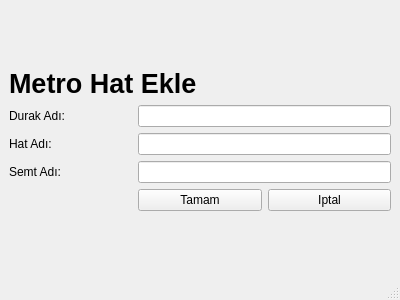
Qt form Uygulama/hateklemetro.ui (ergenekonyigit/heysem) before a commit.
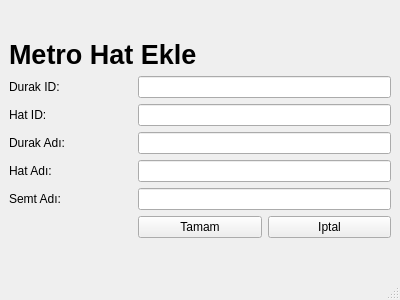
The same form after that commit.

The edit to the form file:
```diff
--- a/Uygulama/hateklemetro.ui
+++ b/Uygulama/hateklemetro.ui
@@ -30,50 +30,29 @@
     </item>
     <item row="1" column="0">
      <layout class="QGridLayout" name="gridLayout">
-      <item row="1" column="0">
-       <widget class="QLabel" name="lblDurakAdi">
-        <property name="text">
-         <string>Durak Adı: </string>
-        </property>
-       </widget>
-      </item>
-      <item row="1" column="1" colspan="2">
-       <widget class="QLineEdit" name="edtDurakAdi"/>
-      </item>
-      <item row="2" column="0">
-       <widget class="QLabel" name="lblHatAdi">
-        <property name="text">
-         <string>Hat Adı: </string>
-        </property>
-       </widget>
-      </item>
-      <item row="2" column="1" colspan="2">
-       <widget class="QLineEdit" name="edtHatAdi"/>
-      </item>
-      <item row="3" column="0">
-       <widget class="QLabel" name="lblSemtAdi">
-        <property name="text">
-         <string>Semt Adı:</string>
-        </property>
-       </widget>
-      </item>
       <item row="3" column="1" colspan="2">
+       <widget class="QLineEdit" name="edtDurakAdi"/>
+      </item>
+      <item row="5" column="1" colspan="2">
        <widget class="QLineEdit" name="edtSemtAdi"/>
       </item>
-      <item row="4" column="1">
-       <widget class="QPushButton" name="pshEkle">
-        <property name="text">
-         <string>Tamam</string>
-        </property>
-       </widget>
-      </item>
-      <item row="4" column="2">
+      <item row="6" column="2">
        <widget class="QPushButton" name="pshIpt">
         <property name="text">
          <string>Iptal</string>
         </property>
        </widget>
       </item>
+      <item row="4" column="1" colspan="2">
+       <widget class="QLineEdit" name="edtHatAdi"/>
+      </item>
+      <item row="3" column="0">
+       <widget class="QLabel" name="lblDurakAdi">
+        <property name="text">
+         <string>Durak Adı: </string>
+        </property>
+       </widget>
+      </item>
       <item row="0" column="0" colspan="3">
        <widget class="QLabel" name="label_4">
         <property name="font">
@@ -88,6 +67,47 @@
         </property>
        </widget>
       </item>
+      <item row="6" column="1">
+       <widget class="QPushButton" name="pshEkle">
+        <property name="text">
+         <string>Tamam</string>
+        </property>
+       </widget>
+      </item>
+      <item row="5" column="0">
+       <widget class="QLabel" name="lblSemtAdi">
+        <property name="text">
+         <string>Semt Adı:</string>
+        </property>
+       </widget>
+      </item>
+      <item row="4" column="0">
+       <widget class="QLabel" name="lblHatAdi">
+        <property name="text">
+         <string>Hat Adı: </string>
+        </property>
+       </widget>
+      </item>
+      <item row="2" column="0">
+       <widget class="QLabel" name="lblHatID">
+        <property name="text">
+         <string>Hat ID:</string>
+        </property>
+       </widget>
+      </item>
+      <item row="1" column="0">
+       <widget class="QLabel" name="lblDurakID">
+        <property name="text">
+         <string>Durak ID:</string>
+        </property>
+       </widget>
+      </item>
+      <item row="1" column="1" colspan="2">
+       <widget class="QLineEdit" name="edtDurakID"/>
+      </item>
+      <item row="2" column="1" colspan="2">
+       <widget class="QLineEdit" name="edtHatID"/>
+      </item>
      </layout>
     </item>
     <item row="0" column="0">
```
